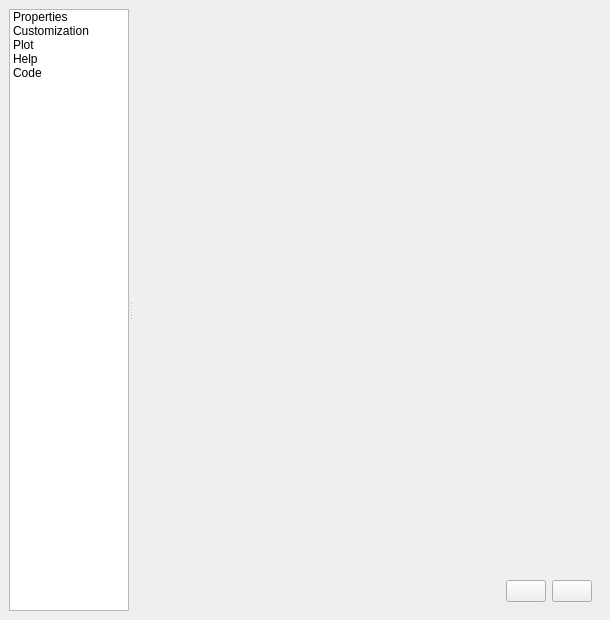
This is ui/dataplotly_dockwidget_base.ui in ghtmtt/DataPlotly as Qt 5 draws it before an edit. The edited form follows.
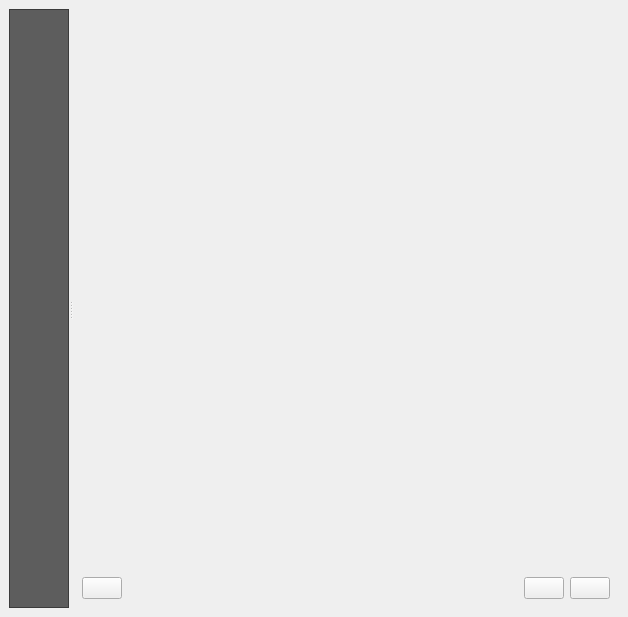
This is the edited form. The open tabs and pages were chosen to show the change. Custom widgets are drawn as their Qt base class.

Commit message: deleted old ui and some edits in dock ui

```diff
--- a/ui/dataplotly_dockwidget_base.ui
+++ b/ui/dataplotly_dockwidget_base.ui
@@ -6,8 +6,8 @@
    <rect>
     <x>0</x>
     <y>0</y>
-    <width>610</width>
-    <height>620</height>
+    <width>628</width>
+    <height>617</height>
    </rect>
   </property>
   <property name="windowTitle">
@@ -35,35 +35,25 @@
        </property>
        <property name="maximumSize">
         <size>
-         <width>120</width>
+         <width>60</width>
          <height>16777215</height>
         </size>
        </property>
-       <item>
-        <property name="text">
-         <string>Properties</string>
-        </property>
-       </item>
-       <item>
-        <property name="text">
-         <string>Customization</string>
-        </property>
-       </item>
-       <item>
-        <property name="text">
-         <string>Plot</string>
-        </property>
-       </item>
-       <item>
-        <property name="text">
-         <string>Help</string>
-        </property>
-       </item>
-       <item>
-        <property name="text">
-         <string>Code</string>
-        </property>
-       </item>
+       <property name="styleSheet">
+        <string notr="true">QListWidget{
+	background-color: rgb(69, 69, 69, 220);
+	outline: 0;
+}
+QListWidget::item {
+	color: white;
+	padding: 3px;
+}
+QListWidget::item::selected {
+	color: black;
+	background-color:palette(Window);
+    padding-right: 0px;
+}</string>
+       </property>
       </widget>
       <widget class="QStackedWidget" name="stackedPlotWidget">
        <property name="currentIndex">
@@ -735,7 +725,7 @@
         <layout class="QGridLayout" name="gridLayout_5">
          <item row="0" column="0">
           <layout class="QGridLayout" name="gridLayout_28">
-           <item row="0" column="0" colspan="4">
+           <item row="0" column="0" colspan="5">
             <widget class="QWidget" name="plot_qview" native="true">
              <property name="sizePolicy">
               <sizepolicy hsizetype="Preferred" vsizetype="Preferred">
@@ -745,7 +735,7 @@
              </property>
             </widget>
            </item>
-           <item row="2" column="2" colspan="2">
+           <item row="2" column="3" colspan="2">
             <widget class="QPushButton" name="save_plot_btn">
              <property name="toolTip">
               <string>Export as image</string>
@@ -764,8 +754,25 @@
              </property>
             </widget>
            </item>
+           <item row="2" column="2">
+            <widget class="QPushButton" name="save_plot_html_btn">
+             <property name="toolTip">
+              <string>Export as html</string>
+             </property>
+             <property name="text">
+              <string/>
+             </property>
+            </widget>
+           </item>
            <item row="2" column="0">
-            <spacer name="horizontalSpacer_2">
+            <widget class="QPushButton" name="reload_btn">
+             <property name="text">
+              <string/>
+             </property>
+            </widget>
+           </item>
+           <item row="2" column="1">
+            <spacer name="horizontalSpacer">
              <property name="orientation">
               <enum>Qt::Horizontal</enum>
              </property>
@@ -777,16 +784,6 @@
              </property>
             </spacer>
            </item>
-           <item row="2" column="1">
-            <widget class="QPushButton" name="save_plot_html_btn">
-             <property name="toolTip">
-              <string>Export as html</string>
-             </property>
-             <property name="text">
-              <string/>
-             </property>
-            </widget>
-           </item>
           </layout>
          </item>
         </layout>
```
Left out of the diff: 96 changed lines with no effect on the pictures. The commit also changes 1 other file.
